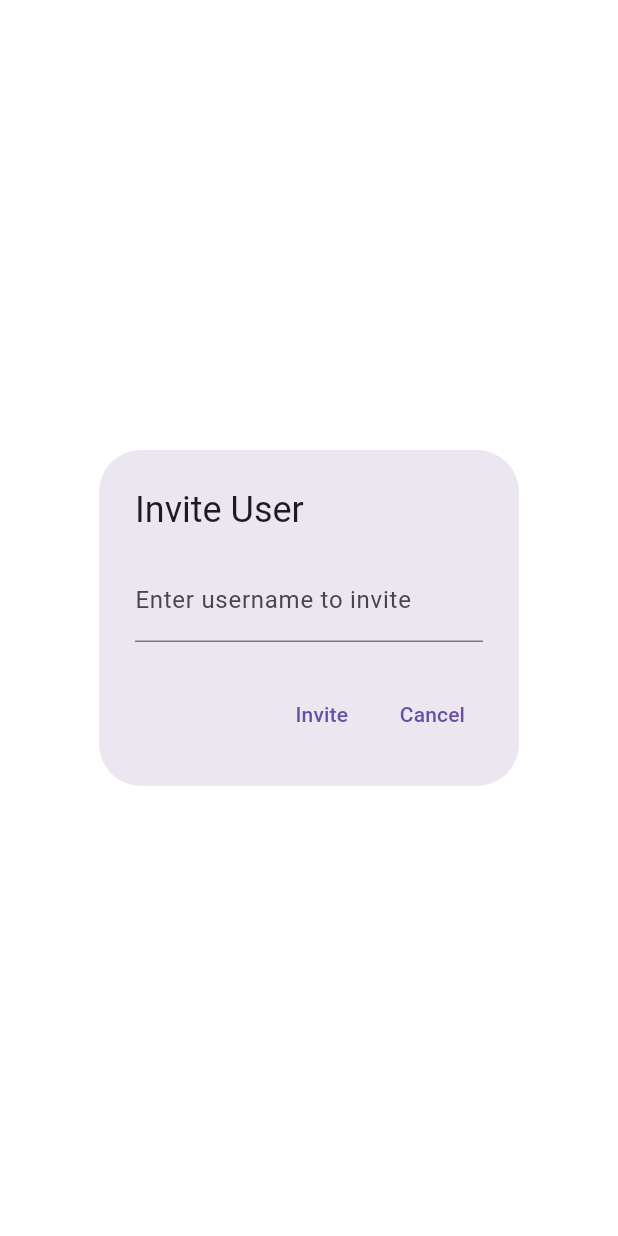
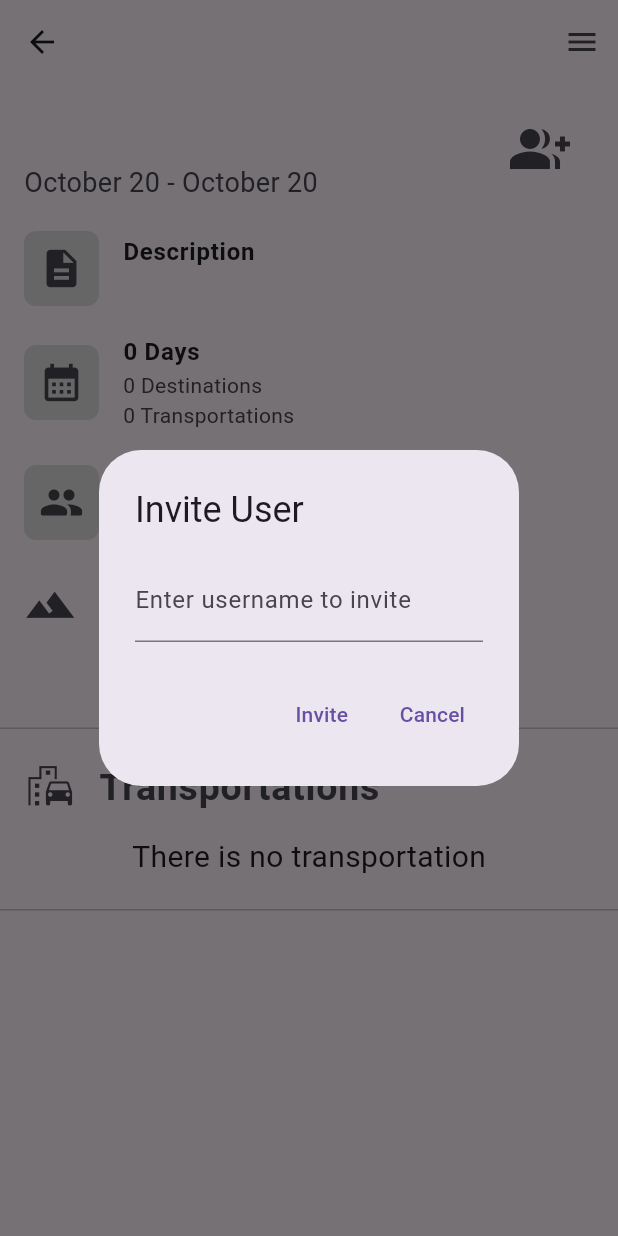
Before and after one commit to Adrian-Moreira/PlanPals, a Flutter app: the PlannerDetailsView screen opened directly with empty values, after a tap on the "group add" icon, on a phone screen of 412 x 824 dp. Run offline on Flutter 3.47's test engine with Material 3 defaults, Android fonts, the phone set to English and light mode, and no system bars; accounts and stored records are empty; network calls fail.

Commit message:
minor changes

```diff
--- a/front-end-android/planpals/lib/features/travel_planner/views/planner_details_view.dart
+++ b/front-end-android/planpals/lib/features/travel_planner/views/planner_details_view.dart
@@ -96,11 +96,11 @@ class _PlannerDetailsViewState extends State<PlannerDetailsView> {
                       style: const TextStyle(fontSize: 18)),
                   trailing: IconButton(
                     onPressed: () {
-                      Navigator.push(
-                        context,
-                        MaterialPageRoute(
-                            builder: (context) =>
-                                InviteUserDialog()), // navigate to travel planners
+                      showDialog(
+                        context: context,
+                        builder: (context) => InviteUserDialog(
+                          // TODO: Add invite functionality
+                        )
                       );
                     },
                     icon: const Icon(
@@ -149,8 +149,8 @@ class _PlannerDetailsViewState extends State<PlannerDetailsView> {
                       Column(
                         crossAxisAlignment: CrossAxisAlignment.start,
                         children: [
-                          Text('${widget.travelPlanner.destinations.length} Destinations'),
-                          Text('${widget.travelPlanner.transportations.length} Transportations'),
+                          Text('${destinations.length} Destinations'),
+                          Text('${transportations.length} Transportations'),
                         ]),
                 ),
                 ListTile(
```
